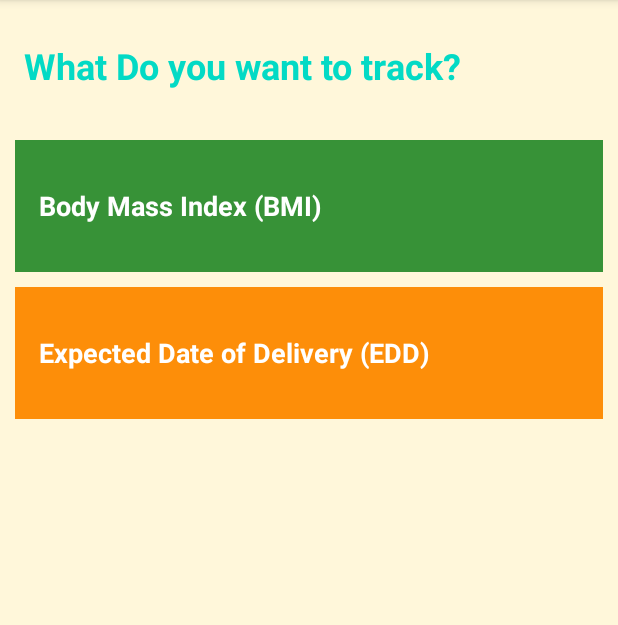
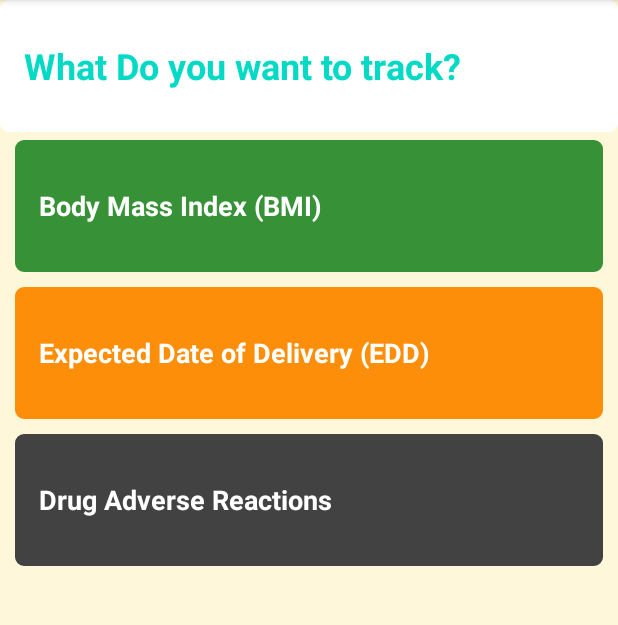
Before and after one commit to PhilipOdhiambo/medical-health-tracker, an Android app: the screen it shows after launch (MainActivity), on a phone screen of 412 x 824 dp, the part 84-709 px from its top. Run offline under Robolectric (Android 15) with nearby library versions, the phone set to English and light mode, and no system bars; our stand-ins replace ButterKnife.

Commit message:
add ui for new functionality

```diff
--- /dev/null
+++ b/app/src/main/res/drawable/rounded_corner.xml
@@ -0,0 +1,16 @@
+<?xml version="1.0" encoding="utf-8"?>
+<shape xmlns:android="http://schemas.android.com/apk/res/android" >
+    <stroke
+        android:width="1dp"
+        android:color="@color/white" />
+
+    <solid android:color="#ffffff" />
+
+    <padding
+        android:left="1dp"
+        android:right="1dp"
+        android:bottom="1dp"
+        android:top="1dp" />
+
+    <corners android:radius="5dp" />
+</shape>
--- a/app/src/main/res/layout/activity_main.xml
+++ b/app/src/main/res/layout/activity_main.xml
@@ -1,32 +1,36 @@
 <?xml version="1.0" encoding="utf-8"?>
 <LinearLayout xmlns:android="http://schemas.android.com/apk/res/android"
     xmlns:tools="http://schemas.android.com/tools"
-    android:orientation="vertical"
     android:layout_width="match_parent"
     android:layout_height="match_parent"
     android:background="@color/tan_background"
+    android:orientation="vertical"
     tools:context=".ui.MainActivity">
 
     <TextView
         android:id="@+id/appTitle"
         style="@style/titleStyle"
-        android:textColor="@color/teal_200"
-        android:text="What Do you want to track?" />
+        android:text="What Do you want to track?"
+        android:textColor="@color/teal_200" />
+
     <TextView
         android:id="@+id/appBmi"
         style="@style/CategoryStyle"
-        android:background="@color/category_bmi"
-        android:text="Body Mass Index (BMI)"
-
-       />
+        android:backgroundTint="@color/category_bmi"
+        android:text="Body Mass Index (BMI)" />
 
     <TextView
         android:id="@+id/appEDD"
         style="@style/CategoryStyle"
-        android:background="@color/category_edd"
-        android:text="Expected Date of Delivery (EDD)"
+        android:backgroundTint="@color/category_edd"
+        android:text="Expected Date of Delivery (EDD)" />
 
-      />
+    <TextView
+        android:id="@+id/btnAdverseEvent"
+        style="@style/CategoryStyle"
+        android:backgroundTint="@color/cardview_dark_background"
+
+        android:text="Drug Adverse Reactions" />
 
 
 </LinearLayout>
--- a/app/src/main/res/values/styles_mainActivity.xml
+++ b/app/src/main/res/values/styles_mainActivity.xml
@@ -11,6 +11,7 @@
         <item name="android:textStyle">bold</item>
         <item name="android:textAppearance">?android:textAppearanceMedium</item>
         <item name="android:layout_marginBottom">10dp</item>
+        <item name="android:background">@drawable/rounded_corner</item>
     </style>
     <style name="titleStyle">
         <item name="android:layout_width">match_parent</item>
@@ -21,5 +22,6 @@
         <item name="android:textStyle">bold</item>
         <item name="android:textAppearance">?textAppearanceHeadline5</item>
         <item name="android:layout_marginBottom">5dp</item>
+        <item name="android:background">@drawable/rounded_corner</item>
     </style>
 </resources>
```
Also changed, not shown: app/src/main/AndroidManifest.xml (+6 -3 lines), app/src/main/java/com/philipowino/medicalhealthtracker/ui/AdverseEventActivity.java (added, +16 -0 lines), app/src/main/res/layout/activity_adverse_event.xml (added, +9 -0 lines).
